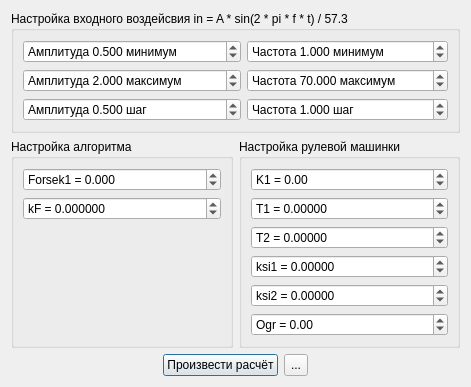
Before: the Qt Designer form main_window/view.ui in rasmadeus/SteeringMachine, drawn with Qt 5.
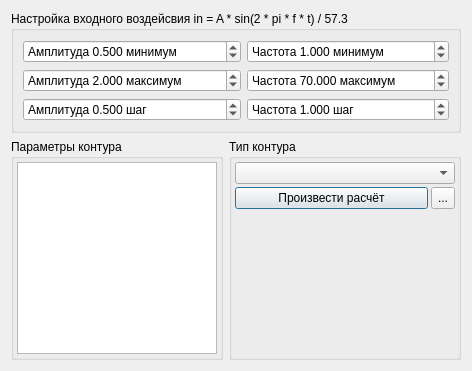
After: the same form once the commit is applied. Icons and pictures are not drawn.

Commit message: Add universal contour

Patch:
```diff
--- a/main_window/view.ui
+++ b/main_window/view.ui
@@ -6,8 +6,8 @@
    <rect>
     <x>0</x>
     <y>0</y>
-    <width>462</width>
-    <height>365</height>
+    <width>472</width>
+    <height>346</height>
    </rect>
   </property>
   <property name="windowTitle">
@@ -168,205 +168,68 @@
     </widget>
    </item>
    <item>
-    <layout class="QHBoxLayout" name="horizontalLayout">
+    <layout class="QHBoxLayout" name="horizontalLayout_3">
      <item>
       <widget class="QGroupBox" name="groupBox_3">
        <property name="title">
-        <string>Настройка алгоритма</string>
+        <string>Параметры контура</string>
        </property>
-       <layout class="QVBoxLayout" name="verticalLayout_5">
-        <item>
-         <widget class="QDoubleSpinBox" name="forsek1">
-          <property name="prefix">
-           <string>Forsek1 = </string>
-          </property>
-          <property name="decimals">
+       <layout class="QVBoxLayout" name="verticalLayout_6">
+        <property name="spacing">
+         <number>3</number>
+        </property>
+        <property name="margin">
            <number>3</number>
           </property>
-          <property name="minimum">
-           <double>-1000000.000000000000000</double>
-          </property>
-          <property name="maximum">
-           <double>1000000.000000000000000</double>
-          </property>
-          <property name="value">
-           <double>0.000000000000000</double>
-          </property>
-         </widget>
-        </item>
         <item>
-         <widget class="QDoubleSpinBox" name="kF">
-          <property name="prefix">
-           <string>kF = </string>
+         <widget class="QTableView" name="contourArgs">
+          <property name="sizePolicy">
+           <sizepolicy hsizetype="Minimum" vsizetype="Minimum">
+            <horstretch>0</horstretch>
+            <verstretch>0</verstretch>
+           </sizepolicy>
           </property>
-          <property name="decimals">
-           <number>6</number>
-          </property>
-          <property name="minimum">
-           <double>-1000000.000000000000000</double>
-          </property>
-          <property name="maximum">
-           <double>1000000.000000000000000</double>
-          </property>
-          <property name="value">
-           <double>0.000000000000000</double>
-          </property>
-         </widget>
-        </item>
-        <item>
-         <spacer name="verticalSpacer_2">
-          <property name="orientation">
-           <enum>Qt::Vertical</enum>
-          </property>
-          <property name="sizeHint" stdset="0">
+          <property name="maximumSize">
            <size>
-            <width>20</width>
-            <height>40</height>
+            <width>200</width>
+            <height>16777215</height>
            </size>
           </property>
-         </spacer>
+         </widget>
         </item>
        </layout>
       </widget>
      </item>
      <item>
-      <widget class="QGroupBox" name="groupBox">
+      <widget class="QGroupBox" name="groupBox_4">
        <property name="title">
-        <string>Настройка рулевой машинки</string>
+        <string>Тип контура</string>
        </property>
+       <layout class="QVBoxLayout" name="verticalLayout_7">
+        <property name="spacing">
+         <number>3</number>
+        </property>
+        <property name="margin">
+         <number>3</number>
+        </property>
+        <item>
+         <widget class="QComboBox" name="contourType">
+          <property name="sizePolicy">
+           <sizepolicy hsizetype="Expanding" vsizetype="Fixed">
+            <horstretch>0</horstretch>
+            <verstretch>0</verstretch>
+           </sizepolicy>
+          </property>
+         </widget>
+        </item>
+        <item>
        <layout class="QVBoxLayout" name="verticalLayout_3">
         <item>
-         <widget class="QDoubleSpinBox" name="K1">
-          <property name="prefix">
-           <string>K1 = </string>
-          </property>
-          <property name="minimum">
-           <double>-1000000.000000000000000</double>
-          </property>
-          <property name="maximum">
-           <double>1000000.000000000000000</double>
-          </property>
-          <property name="value">
-           <double>0.000000000000000</double>
-          </property>
-         </widget>
-        </item>
-        <item>
-         <widget class="QDoubleSpinBox" name="T1">
-          <property name="prefix">
-           <string>T1 = </string>
-          </property>
-          <property name="decimals">
-           <number>5</number>
-          </property>
-          <property name="minimum">
-           <double>-1000000.000000000000000</double>
-          </property>
-          <property name="maximum">
-           <double>1000000.000000000000000</double>
-          </property>
-          <property name="value">
-           <double>0.000000000000000</double>
-          </property>
-         </widget>
-        </item>
-        <item>
-         <widget class="QDoubleSpinBox" name="T2">
-          <property name="prefix">
-           <string>T2 = </string>
-          </property>
-          <property name="decimals">
-           <number>5</number>
-          </property>
-          <property name="minimum">
-           <double>-1000000.000000000000000</double>
-          </property>
-          <property name="maximum">
-           <double>1000000.000000000000000</double>
-          </property>
-          <property name="value">
-           <double>0.000000000000000</double>
-          </property>
-         </widget>
-        </item>
-        <item>
-         <widget class="QDoubleSpinBox" name="ksi1">
-          <property name="prefix">
-           <string>ksi1 = </string>
-          </property>
-          <property name="decimals">
-           <number>5</number>
-          </property>
-          <property name="minimum">
-           <double>-1000000.000000000000000</double>
-          </property>
-          <property name="maximum">
-           <double>1000000.000000000000000</double>
-          </property>
-          <property name="value">
-           <double>0.000000000000000</double>
-          </property>
-         </widget>
-        </item>
-        <item>
-         <widget class="QDoubleSpinBox" name="ksi2">
-          <property name="prefix">
-           <string>ksi2 = </string>
-          </property>
-          <property name="decimals">
-           <number>5</number>
-          </property>
-          <property name="minimum">
-           <double>-1000000.000000000000000</double>
-          </property>
-          <property name="maximum">
-           <double>1000000.000000000000000</double>
-          </property>
-          <property name="value">
-           <double>0.000000000000000</double>
-          </property>
-         </widget>
-        </item>
-        <item>
-         <widget class="QDoubleSpinBox" name="Ogr">
-          <property name="prefix">
-           <string>Ogr = </string>
-          </property>
-          <property name="minimum">
-           <double>-1000000.000000000000000</double>
-          </property>
-          <property name="maximum">
-           <double>1000000.000000000000000</double>
-          </property>
-          <property name="value">
-           <double>0.000000000000000</double>
-          </property>
-         </widget>
-        </item>
-       </layout>
-      </widget>
-     </item>
-    </layout>
-   </item>
-   <item>
-    <layout class="QHBoxLayout" name="horizontalLayout_3">
-     <item>
-      <spacer name="horizontalSpacer_2">
-       <property name="orientation">
-        <enum>Qt::Horizontal</enum>
-       </property>
-       <property name="sizeHint" stdset="0">
-        <size>
-         <width>40</width>
-         <height>20</height>
-        </size>
-       </property>
-      </spacer>
-     </item>
+           <layout class="QHBoxLayout" name="horizontalLayout_4">
      <item>
       <widget class="QPushButton" name="start">
        <property name="sizePolicy">
-        <sizepolicy hsizetype="Fixed" vsizetype="Fixed">
+               <sizepolicy hsizetype="Expanding" vsizetype="Fixed">
          <horstretch>0</horstretch>
          <verstretch>0</verstretch>
         </sizepolicy>
@@ -395,23 +258,10 @@
        </property>
       </widget>
      </item>
-     <item>
-      <spacer name="horizontalSpacer">
-       <property name="orientation">
-        <enum>Qt::Horizontal</enum>
-       </property>
-       <property name="sizeHint" stdset="0">
-        <size>
-         <width>40</width>
-         <height>20</height>
-        </size>
-       </property>
-      </spacer>
-     </item>
     </layout>
    </item>
    <item>
-    <spacer name="verticalSpacer">
+           <spacer name="verticalSpacer_2">
      <property name="orientation">
       <enum>Qt::Vertical</enum>
      </property>
@@ -422,6 +272,13 @@
       </size>
      </property>
     </spacer>
+          </item>
+         </layout>
+        </item>
+       </layout>
+      </widget>
+     </item>
+    </layout>
    </item>
   </layout>
  </widget>
```
Left out of the diff: 2 changed lines with no effect on the pictures. Lines whose indentation alone changed are shown as unchanged. The commit also changes 17 other files.
